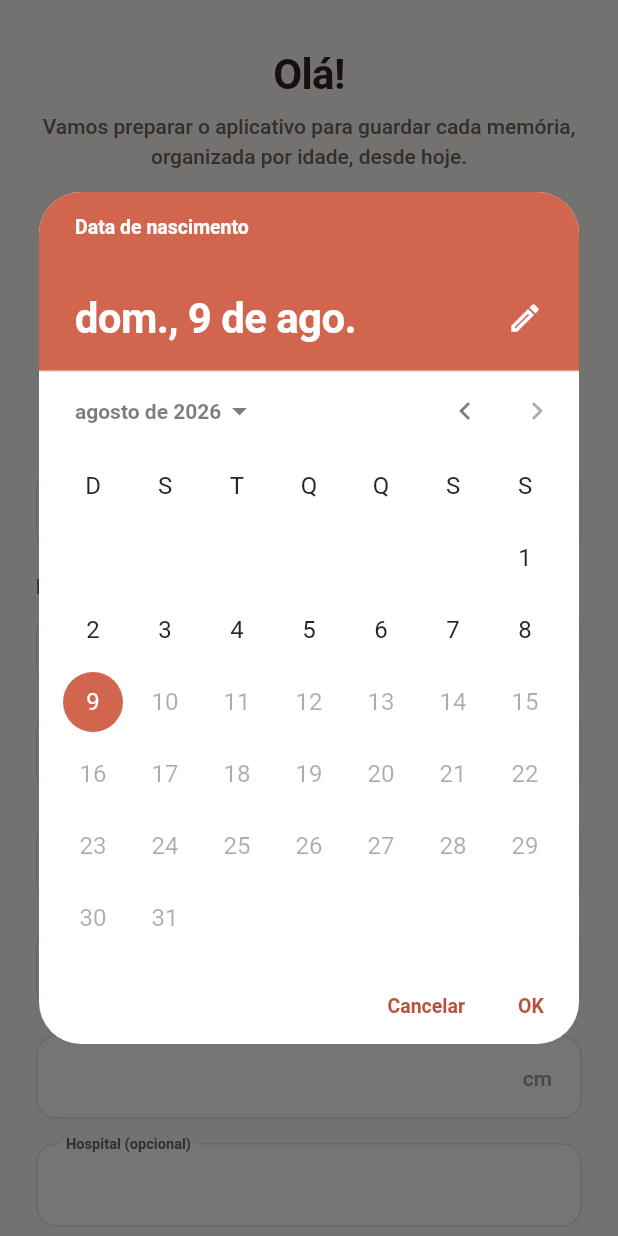
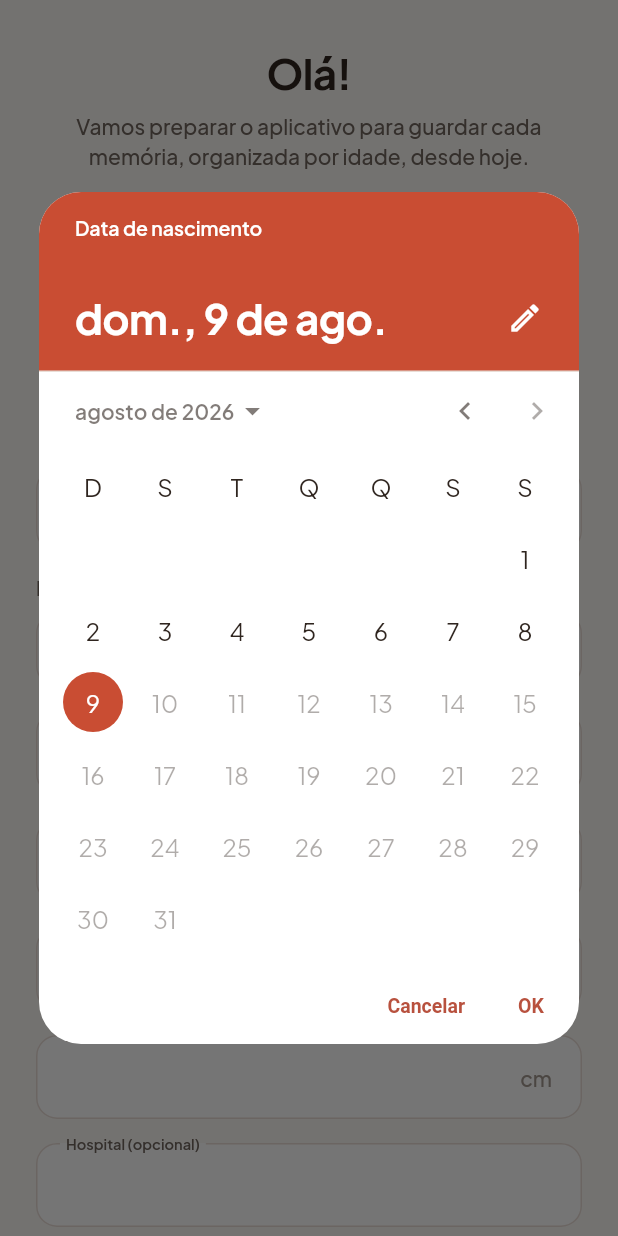
Before and after one commit to CodeByBrigido/NewBaby, a Flutter app: the screen it shows once a user with an empty profile is signed in, after a tap on "Data de nascimento", on a phone screen of 412 x 824 dp. Run offline on Flutter 3.47's test engine with Material 3 defaults, Android fonts, the phone set to English and light mode, and no system bars; our stand-ins replace cloud_firestore, file_picker, firebase_auth, firebase_core, fl_chart, flutter_image_compress and 13 more; missing offline and left inert: extension_google_sign_in_as_googleapis_auth, googleapis, image_size_getter, record, video_compress; accounts and stored records are empty.

Commit message:
Accent Strong para tudo que leva texto branco, e a fonte ligada
O contraste medido: branco sobre a cor de marca da 3,68 (Welcome), 3,09
(Girl) e 2,75 (Boy). A WCAG pede 4,5 para texto de 16 px em negrito, que e o
tamanho do texto de botao. Os tres reprovavam.

As cores de marca ficam como estao, porque sao a identidade. Entrou
primaryStrong ao lado delas, escurecida ate passar em AA mantendo matiz e
saturacao: #C94D33, #3577C5 e #B8528E.

A divisao de papeis fica em tres cores, e cada uma tem uma frase:
primary e a cor sobre fundo claro (icone, trilho, grafico, borda em foco);
primaryStrong e o fundo de qualquer coisa com branco em cima (botao
principal, FAB, cabecalho do seletor de data, trilho do interruptor ligado,
caixa de selecao marcada); primaryDark e a cor de marca como texto sobre
fundo claro (botao secundario, link, chip ativo).

Cinco telas punham branco sobre a cor de marca e nenhuma delas era visivel em
revisao de codigo, porque o fundo esta numa linha e o branco dez linhas
abaixo. Um teste novo varre lib/features atras desse par e falha listando o
arquivo e a linha. Foi ele que encontrou mais dois casos que eu tinha
deixado passar no proprio tema: o polegar branco do interruptor e o "v" da
caixa de selecao.

A Plus Jakarta Sans ligou. Dos catorze arquivos que chegaram, so quatro
entram no pacote: os pesos 400, 500, 600 e 700, que sao os que a escala usa.
Declarar os catorze colocaria 1,4 MB no aplicativo para nunca serem
desenhados, e os italicos o Design System nem preve.

23 testes no arquivo do Design System, com a varredura verificada quebrando
de proposito. 318 testes verdes.

```diff
--- a/lib/core/theme/app_palette.dart
+++ b/lib/core/theme/app_palette.dart
@@ -18,6 +18,7 @@ import '../../models/baby_gender.dart';
 class AppPalette extends ThemeExtension<AppPalette> {
   const AppPalette({
     required this.primary,
+    required this.primaryStrong,
     required this.primaryDark,
     required this.primarySoft,
     required this.accent,
@@ -45,8 +46,24 @@ class AppPalette extends ThemeExtension<AppPalette> {
     required this.growthSoft,
   });
 
-  /// Cor de marca: botões, destaques, trilho da linha do tempo.
+  /// Cor de marca: ícone sobre fundo claro, trilho da linha do tempo, ponto
+  /// ativo, borda de campo em foco, gráfico, ilustração.
+  ///
+  /// Vale para tudo em que a cor **é** a cor. Nunca para o fundo de um texto
+  /// branco: nos três temas ela fica entre 2,75:1 e 3,68:1 contra o branco,
+  /// abaixo dos 4,5:1 que a WCAG pede.
   final Color primary;
+
+  /// A mesma cor, escurecida até passar em AA contra o branco.
+  ///
+  /// Para toda superfície preenchida que leva texto ou ícone branco em cima:
+  /// botão principal, FAB, cabeçalho do seletor de data. Mantém matiz e
+  /// saturação da [primary], então continua sendo a mesma cor de marca, só
+  /// legível.
+  final Color primaryStrong;
+
+  /// A cor de marca como **texto**, sobre fundo claro: botão secundário,
+  /// link, rótulo de chip ativo.
   final Color primaryDark;
   final Color primarySoft;
 
@@ -128,6 +145,7 @@ class AppPalette extends ThemeExtension<AppPalette> {
   /// Tema Girl (Lavender): lavanda, flores, aquarela, delicadeza.
   static const AppPalette girl = AppPalette(
     primary: Color(0xFFC87AA8),
+    primaryStrong: Color(0xFFB8528E),
     primaryDark: Color(0xFFB56696),
     primarySoft: Color(0xFFF1DFEC),
     accent: Color(0xFF9B87C4),
@@ -158,6 +176,7 @@ class AppPalette extends ThemeExtension<AppPalette> {
   /// Tema Boy (Sky): céu, manhã, algodão, tranquilidade.
   static const AppPalette boy = AppPalette(
     primary: Color(0xFF6F9FD8),
+    primaryStrong: Color(0xFF3577C5),
     primaryDark: Color(0xFF5687C5),
     primarySoft: Color(0xFFDDEAF8),
     accent: Color(0xFF6FB0A6),
@@ -193,6 +212,7 @@ class AppPalette extends ThemeExtension<AppPalette> {
   /// cartões e espaçamento continuam os mesmos.
   static const AppPalette neutral = AppPalette(
     primary: Color(0xFFD2654E),
+    primaryStrong: Color(0xFFC94D33),
     primaryDark: Color(0xFFB8513E),
     primarySoft: Color(0xFFF8E2DC),
     accent: Color(0xFFC98C6B),
@@ -231,6 +251,7 @@ class AppPalette extends ThemeExtension<AppPalette> {
   @override
   AppPalette copyWith({
     Color? primary,
+    Color? primaryStrong,
     Color? primaryDark,
     Color? primarySoft,
     Color? accent,
@@ -259,6 +280,7 @@ class AppPalette extends ThemeExtension<AppPalette> {
   }) {
     return AppPalette(
       primary: primary ?? this.primary,
+      primaryStrong: primaryStrong ?? this.primaryStrong,
       primaryDark: primaryDark ?? this.primaryDark,
       primarySoft: primarySoft ?? this.primarySoft,
       accent: accent ?? this.accent,
@@ -293,6 +315,7 @@ class AppPalette extends ThemeExtension<AppPalette> {
     Color mix(Color a, Color b) => Color.lerp(a, b, t)!;
     return AppPalette(
       primary: mix(primary, other.primary),
+      primaryStrong: mix(primaryStrong, other.primaryStrong),
       primaryDark: mix(primaryDark, other.primaryDark),
       primarySoft: mix(primarySoft, other.primarySoft),
       accent: mix(accent, other.accent),
--- a/lib/core/theme/app_theme.dart
+++ b/lib/core/theme/app_theme.dart
@@ -10,16 +10,15 @@ const double kPagePadding = Space.x20;
 
 /// A família tipográfica do Design System.
 ///
-/// `null` significa "a fonte do sistema". A Plus Jakarta Sans não viaja
-/// dentro do aplicativo ainda: para ligá-la, basta soltar os arquivos
-/// `.ttf` em `assets/fonts/`, declará-los no `pubspec.yaml` e trocar este
-/// valor por `'PlusJakartaSans'`. A escala inteira (tamanho, peso e altura
-/// de linha) já está montada e não muda junto.
+/// Os arquivos viajam dentro do aplicativo, e não são baixados em tempo de
+/// execução: este aplicativo abre offline e não manda pedido nenhum para
+/// servidor de terceiro, nem para buscar uma fonte.
 ///
-/// Fica assim, e não com uma fonte baixada da internet em tempo de
-/// execução, porque este aplicativo abre offline e não manda pedido nenhum
-/// para servidor de terceiro.
-const String? appFontFamily = null;
+/// Só quatro pesos entram no pacote (400, 500, 600 e 700), que são os que a
+/// escala usa. Itálico não existe aqui de propósito: o Design System não
+/// prevê nenhum, e pedir um faria o Flutter inclinar a fonte por conta, com
+/// resultado pior que uma itálica de verdade.
+const String appFontFamily = 'PlusJakartaSans';
 
 abstract final class AppTheme {
   /// Monta o tema com a paleta da criança.
@@ -34,7 +33,10 @@ abstract final class AppTheme {
           seedColor: cores.primary,
           brightness: Brightness.light,
         ).copyWith(
-          primary: cores.primary,
+          // `primaryStrong`, e não `primary`: o `ColorScheme.primary` é o que
+          // o Material usa como fundo de qualquer coisa com `onPrimary` em
+          // cima, e `onPrimary` aqui é branco.
+          primary: cores.primaryStrong,
           onPrimary: Colors.white,
           primaryContainer: cores.primarySoft,
           onPrimaryContainer: cores.primaryDark,
@@ -92,7 +94,7 @@ abstract final class AppTheme {
       ),
       filledButtonTheme: FilledButtonThemeData(
         style: FilledButton.styleFrom(
-          backgroundColor: cores.primary,
+          backgroundColor: cores.primaryStrong,
           foregroundColor: Colors.white,
           disabledBackgroundColor: cores.border,
           disabledForegroundColor: cores.muted,
@@ -125,7 +127,7 @@ abstract final class AppTheme {
         ),
       ),
       floatingActionButtonTheme: FloatingActionButtonThemeData(
-        backgroundColor: cores.primary,
+        backgroundColor: cores.primaryStrong,
         foregroundColor: Colors.white,
         elevation: 3,
         focusElevation: 3,
@@ -226,24 +228,30 @@ abstract final class AppTheme {
         subtitleTextStyle: text.bodySmall,
         shape: RoundedRectangleBorder(borderRadius: Radii.cardR),
       ),
+      // O polegar é branco sobre o trilho, então o trilho ligado usa a cor
+      // forte: é o mesmo problema do botão, e a WCAG pede 3:1 até para
+      // elemento que não é texto.
       switchTheme: SwitchThemeData(
         thumbColor: WidgetStateProperty.resolveWith(
           (Set<WidgetState> s) =>
               s.contains(WidgetState.selected) ? Colors.white : cores.surface,
         ),
         trackColor: WidgetStateProperty.resolveWith(
-          (Set<WidgetState> s) =>
-              s.contains(WidgetState.selected) ? cores.primary : cores.border,
+          (Set<WidgetState> s) => s.contains(WidgetState.selected)
+              ? cores.primaryStrong
+              : cores.border,
         ),
         trackOutlineColor: WidgetStateProperty.resolveWith(
-          (Set<WidgetState> s) =>
-              s.contains(WidgetState.selected) ? cores.primary : cores.border,
+          (Set<WidgetState> s) => s.contains(WidgetState.selected)
+              ? cores.primaryStrong
+              : cores.border,
         ),
       ),
+      // Marcado é um "v" branco dentro do quadrado preenchido: cor forte.
       checkboxTheme: CheckboxThemeData(
         fillColor: WidgetStateProperty.resolveWith(
           (Set<WidgetState> s) => s.contains(WidgetState.selected)
-              ? cores.primary
+              ? cores.primaryStrong
               : Colors.transparent,
         ),
         checkColor: const WidgetStatePropertyAll<Color>(Colors.white),
@@ -261,6 +269,8 @@ abstract final class AppTheme {
         inactiveTrackColor: cores.primarySoft,
         thumbColor: cores.primary,
       ),
+      // Fica em `primary`: a barra é a cor sobre fundo claro, e não fundo de
+      // texto branco.
       progressIndicatorTheme: ProgressIndicatorThemeData(
         color: cores.primary,
         linearTrackColor: cores.primarySoft,
@@ -276,7 +286,7 @@ abstract final class AppTheme {
       datePickerTheme: DatePickerThemeData(
         backgroundColor: cores.surface,
         surfaceTintColor: Colors.transparent,
-        headerBackgroundColor: cores.primary,
+        headerBackgroundColor: cores.primaryStrong,
         headerForegroundColor: Colors.white,
         shape: RoundedRectangleBorder(
           borderRadius: BorderRadius.circular(Radii.sheet),
--- a/lib/features/auth/login_screen.dart
+++ b/lib/features/auth/login_screen.dart
@@ -103,7 +103,7 @@ class _LoginScreenState extends ConsumerState<LoginScreen> {
                     width: 84,
                     height: 84,
                     decoration: BoxDecoration(
-                      color: context.cores.primary,
+                      color: context.cores.primaryStrong,
                       borderRadius: BorderRadius.circular(28),
                       boxShadow: <BoxShadow>[
                         BoxShadow(
--- a/lib/features/inspirations/inspirations_screen.dart
+++ b/lib/features/inspirations/inspirations_screen.dart
@@ -216,7 +216,7 @@ class _NewBadge extends StatelessWidget {
     return Container(
       padding: const EdgeInsets.symmetric(horizontal: 8, vertical: 3),
       decoration: BoxDecoration(
-        color: context.cores.primary,
+        color: context.cores.primaryStrong,
         borderRadius: BorderRadius.circular(20),
       ),
       child: Text(
--- a/lib/features/letters/letters_screen.dart
+++ b/lib/features/letters/letters_screen.dart
@@ -34,7 +34,7 @@ class LettersScreen extends ConsumerWidget {
       ),
       floatingActionButton: FloatingActionButton.extended(
         onPressed: () => context.push(Routes.newLetter),
-        backgroundColor: context.cores.primary,
+        backgroundColor: context.cores.primaryStrong,
         foregroundColor: Colors.white,
         icon: const Icon(Icons.edit_outlined),
         label: const Text('Escrever'),
--- a/lib/features/profile/about_screen.dart
+++ b/lib/features/profile/about_screen.dart
@@ -34,7 +34,7 @@ class AboutScreen extends ConsumerWidget {
               width: 72,
               height: 72,
               decoration: BoxDecoration(
-                color: context.cores.primary,
+                color: context.cores.primaryStrong,
                 borderRadius: BorderRadius.circular(24),
               ),
               child: const Icon(
--- a/lib/features/shell/home_shell.dart
+++ b/lib/features/shell/home_shell.dart
@@ -63,7 +63,7 @@ class _HomeShellState extends ConsumerState<HomeShell> {
       body: IndexedStack(index: _index, children: _pages),
       floatingActionButton: FloatingActionButton(
         onPressed: () => showAddSheet(context),
-        backgroundColor: context.cores.primary,
+        backgroundColor: context.cores.primaryStrong,
         foregroundColor: Colors.white,
         elevation: 3,
         shape: const CircleBorder(),
```
Also changed, not shown: pubspec.yaml (+18 -0 lines), 1 other file.
